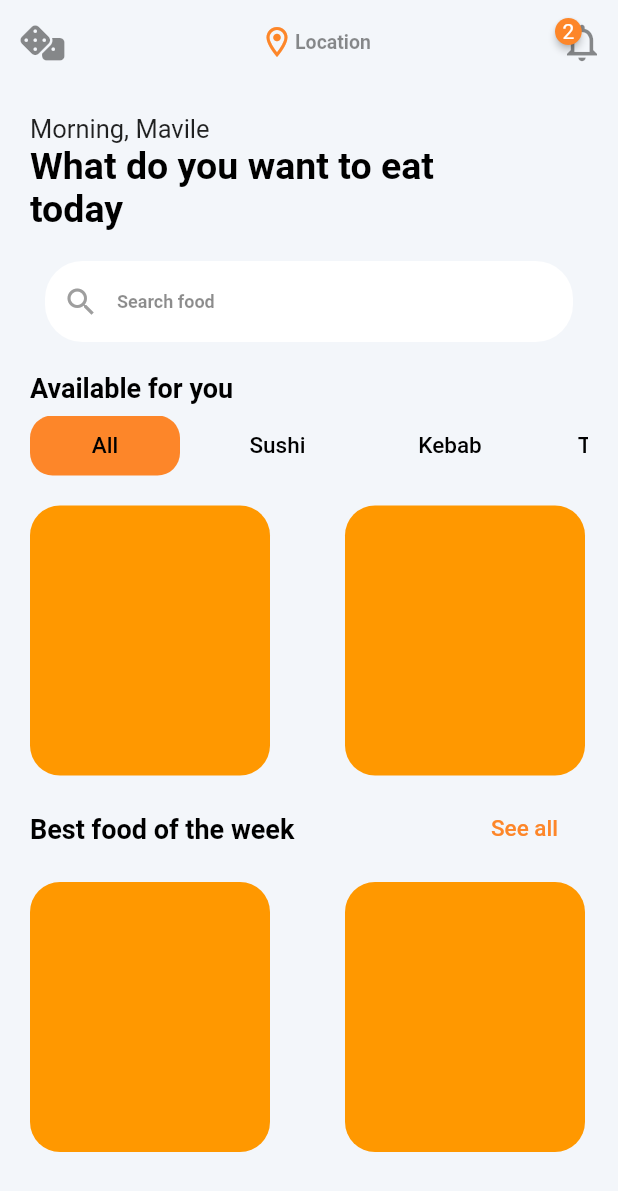
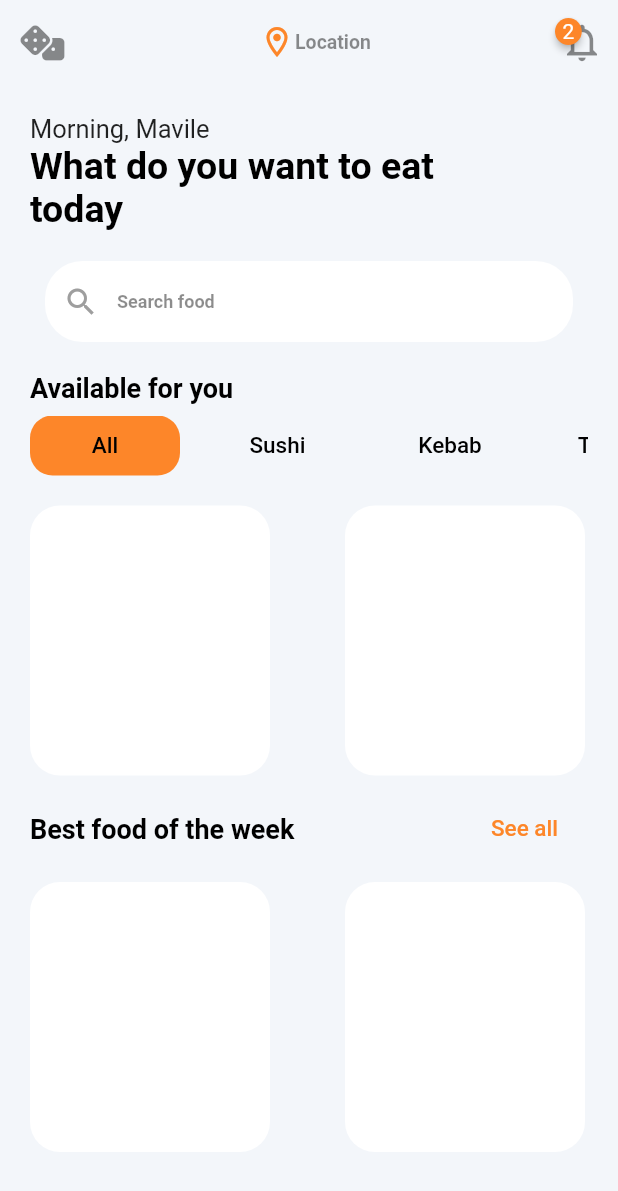
Before and after one commit to BekirovaMavile/Flutter_JapanEat, a Flutter app: the screen it shows after launch, on a phone screen of 412 x 824 dp. Shown: the top 1191 px of the screen. Run offline on Flutter 3.47's test engine with Material 2 defaults, Android fonts, the phone set to English and light mode, and no system bars; drawn by our look-alikes of badges; our stand-ins replace font_awesome_flutter.

Commit message:
Проверка текущей темы

```diff
--- a/lib/ui/widgets/food_list_view.dart
+++ b/lib/ui/widgets/food_list_view.dart
@@ -1,4 +1,5 @@
 import 'package:flutter/material.dart';
+import 'package:flutter_japan_eat/ui_kit/app_color.dart';
 
 import '../../data/models/food.dart';
 
@@ -14,6 +15,7 @@ class FoodListView extends StatelessWidget {
 
   @override
   Widget build(BuildContext context) {
+    final isDark = Theme.of(context).brightness == Brightness.dark;
     return SizedBox(
       height: 200,
       child: ListView.separated(
@@ -22,9 +24,10 @@ class FoodListView extends StatelessWidget {
           itemBuilder: (_, index) {
             return Container(
               width: 160,
-              decoration: const BoxDecoration(
-                color: Colors.orange,
-                borderRadius: BorderRadius.all(Radius.circular(20)),
+              decoration: BoxDecoration(
+                color: isDark ?
+                DarkThemeColor.primaryLight : Colors.white,
+                borderRadius: const BorderRadius.all(Radius.circular(20)),
               ),
             );
           },
--- a/lib/ui_kit/app_theme.dart
+++ b/lib/ui_kit/app_theme.dart
@@ -5,6 +5,7 @@ class AppTheme {
   const AppTheme._();
 
   static ThemeData lightTheme = ThemeData(
+    brightness: Brightness.light,
     scaffoldBackgroundColor: LightThemeColor.primaryLight,
     appBarTheme: AppBarTheme(
       backgroundColor: Colors.transparent,
@@ -40,6 +41,7 @@ class AppTheme {
   );
 
   static ThemeData darkTheme = ThemeData(
+    brightness: Brightness.dark,
     scaffoldBackgroundColor: DarkThemeColor.primaryDark,
     appBarTheme: AppBarTheme(
       backgroundColor: Colors.transparent,
```
